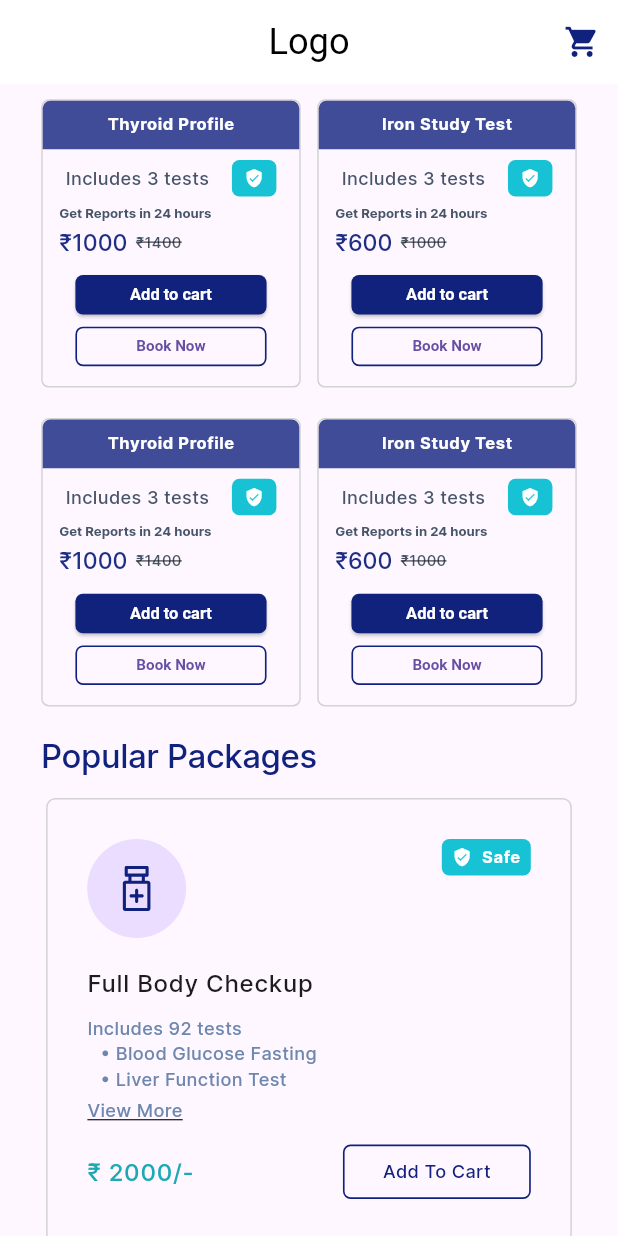
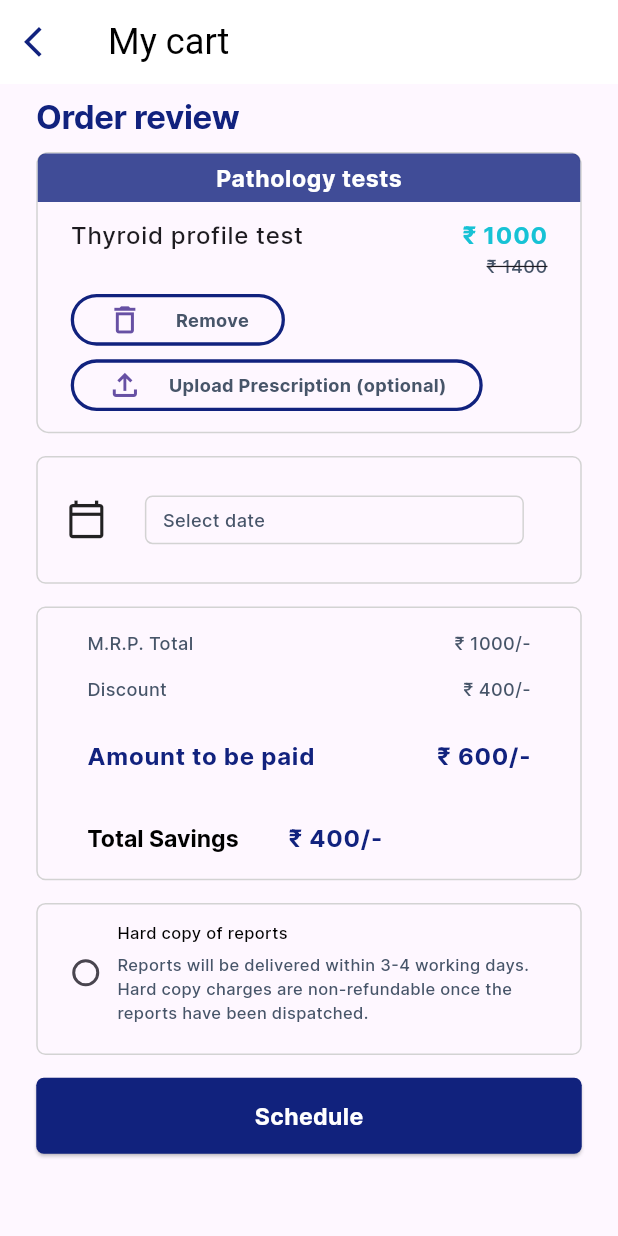
Before and after one commit to Darthwimp/health_test, a Flutter app: the screen it shows after launch, on a phone screen of 412 x 824 dp. Run offline on Flutter 3.47's test engine with Material 3 defaults, Android fonts, the phone set to English and light mode, and no system bars; our stand-ins replace flutter_screenutil, flutter_svg, gap.

Commit message:
:sparkles: Order review page

```diff
--- a/lib/constants/consts.dart
+++ b/lib/constants/consts.dart
@@ -1,26 +1,40 @@
+import 'package:flutter/material.dart';
+import 'package:flutter_screenutil/flutter_screenutil.dart';
+
 List popularTests = [
   {
-    "name":"Thyroid Profile",
+    "name": "Thyroid Profile",
     "number of tests": "4",
     "originalPrice": 1400,
     "offerPrice": 1000,
   },
   {
-    "name":"Iron Study Test",
+    "name": "Iron Study Test",
     "number of tests": "4",
     "originalPrice": 1000,
     "offerPrice": 600,
   },
   {
-    "name":"Thyroid Profile",
+    "name": "Thyroid Profile",
     "number of tests": "4",
     "originalPrice": 1400,
     "offerPrice": 1000,
   },
   {
-    "name":"Iron Study Test",
+    "name": "Iron Study Test",
     "number of tests": "4",
     "originalPrice": 1000,
     "offerPrice": 600,
   },
 ];
+
+BoxDecoration boxDecoration() {
+  return BoxDecoration(
+    borderRadius: BorderRadius.circular(6.r),
+    border: Border.all(
+      color: const Color.fromRGBO(211, 211, 211, 1),
+    ),
+  );
+}
+
+const String hardReport = "Reports will be delivered within 3-4 working days.\nHard copy charges are non-refundable once the \nreports have been dispatched.";
--- a/lib/constants/theme.dart
+++ b/lib/constants/theme.dart
@@ -59,11 +59,11 @@ ThemeData themeData(){
         ),
         side: BorderSide(
           color: const Color(0xfe10217D),
-          width: 1.w,
+          width: 2.w,
         ),
         textStyle: TextStyle(
           fontSize: 10.h,
-          fontWeight: FontWeight.w700,
+          fontWeight: FontWeight.bold,
           color: const Color(0xfe10217D),
         ),
       ),
--- a/lib/main.dart
+++ b/lib/main.dart
@@ -1,7 +1,7 @@
 import 'package:flutter/material.dart';
 import 'package:flutter_screenutil/flutter_screenutil.dart';
 import 'package:health_test/constants/theme.dart';
-import 'package:health_test/screens/home.dart';
+import 'package:health_test/screens/my_cart.dart';
 
 void main(List<String> args) {
   runApp(const MyApp());
@@ -19,7 +19,7 @@ class MyApp extends StatelessWidget {
         home: child,
         theme: themeData(),
       ),
-      child: const HomePage(),
+      child: const MyCartPage(),
     );
   }
 }
--- /dev/null
+++ b/lib/screens/my_cart.dart
@@ -0,0 +1,75 @@
+import 'package:flutter/material.dart';
+import 'package:flutter_screenutil/flutter_screenutil.dart';
+import 'package:gap/gap.dart';
+import 'package:health_test/widgets/amount_card.dart';
+import 'package:health_test/widgets/date_pick.dart';
+import 'package:health_test/widgets/hard_copy.dart';
+import 'package:health_test/widgets/order_review_test_card.dart';
+
+class MyCartPage extends StatelessWidget {
+  const MyCartPage({super.key});
+
+  @override
+  Widget build(BuildContext context) {
+    return Scaffold(
+      appBar: AppBar(
+        title: const Text(
+          'My cart',
+        ),
+        centerTitle: false,
+        leading: IconButton(
+          onPressed: () {
+            Navigator.pop(context);
+          },
+          icon: const Icon(
+            Icons.arrow_back_ios,
+          ),
+        ),
+      ),
+      body: SingleChildScrollView(
+        child: Container(
+          padding: EdgeInsets.symmetric(horizontal: 22.sp),
+          child: Column(
+            crossAxisAlignment: CrossAxisAlignment.start,
+            children: [
+              Gap(10.h),
+              Text(
+                "Order review",
+                style: Theme.of(context).textTheme.displayLarge?.copyWith(
+                    color: const Color(0xfe10217D),
+                    fontWeight: FontWeight.bold),
+              ),
+              Gap(10.h),
+              const OriderReviewCard(
+                  title: "Thyroid profile test",
+                  originalPrice: 1400,
+                  offerPrice: 1000),
+              Gap(15.h),
+              const DatePickCard(),
+              Gap(15.h),
+              const TotalAmountCard(mrp: 1000, discount: 400),
+              Gap(15.h),
+              const HardCopyReport(),
+              Gap(15.h),
+              SizedBox(
+                height: 50.h,
+                width: double.infinity,
+                child: ElevatedButton(
+                  onPressed: () {},
+                  child: Text(
+                    "Schedule",
+                    style: Theme.of(context).textTheme.bodyMedium?.copyWith(
+                          color: Colors.white,
+                          fontSize: 14.sp,
+                          fontWeight: FontWeight.bold,
+                        ),
+                  ),
+                ),
+              )
+            ],
+          ),
+        ),
+      ),
+    );
+  }
+}
--- /dev/null
+++ b/lib/widgets/amount_card.dart
@@ -0,0 +1,94 @@
+import 'package:flutter/material.dart';
+import 'package:flutter_screenutil/flutter_screenutil.dart';
+import 'package:gap/gap.dart';
+import 'package:health_test/constants/consts.dart';
+
+class TotalAmountCard extends StatelessWidget {
+  const TotalAmountCard({
+    super.key,
+    required this.mrp,
+    required this.discount,
+  });
+
+  final int mrp;
+  final int discount;
+
+  @override
+  Widget build(BuildContext context) {
+    return Container(
+      height: 180.h,
+      decoration: boxDecoration(),
+      padding: EdgeInsets.symmetric(horizontal: 30.w),
+      child: Column(
+        children: [
+          Gap(15.h),
+          Row(
+            mainAxisAlignment: MainAxisAlignment.spaceBetween,
+            children: [
+              Text(
+                "M.R.P. Total",
+                style: Theme.of(context).textTheme.bodyMedium,
+              ),
+              Text("₹ $mrp/-",
+                style: Theme.of(context).textTheme.bodyMedium,
+              ),
+            ],
+          ),
+          Gap(13.h),
+          Row(
+            mainAxisAlignment: MainAxisAlignment.spaceBetween,
+            children: [
+              Text(
+                "Discount",
+                style: Theme.of(context).textTheme.bodyMedium,
+              ),
+              Text("₹ $discount/-",
+                style: Theme.of(context).textTheme.bodyMedium,
+              ),
+            ],
+          ),
+          Gap(24.h),
+          Row(
+            mainAxisAlignment: MainAxisAlignment.spaceBetween,
+            children: [
+              Text(
+                "Amount to be paid",
+                style: Theme.of(context).textTheme.bodyLarge?.copyWith(
+                  color: const Color(0xfe10217D),
+                  fontWeight: FontWeight.bold,
+                ),
+              ),
+              Text(
+                "₹ ${mrp - discount}/-",
+                style: Theme.of(context).textTheme.bodyLarge?.copyWith(
+                  color: const Color(0xfe10217D),
+                  fontWeight: FontWeight.bold,
+                ),
+              ),
+            ],
+          ),
+          Gap(30.h),
+          Row(
+            mainAxisAlignment: MainAxisAlignment.start,
+            children: [
+              Text(
+                "Total Savings",
+                style: Theme.of(context).textTheme.displayMedium?.copyWith(
+                      color: Colors.black,
+                      fontWeight: FontWeight.bold,
+                ),
+              ),
+              Gap(30.w),
+              Text("₹ $discount/-",
+                style: Theme.of(context).textTheme.bodyLarge?.copyWith(
+                      color: const Color(0xfe10217D),
+                      fontWeight: FontWeight.bold,
+                    ),
+              ),
+            ],
+          )
+        ],
+      ),
+    );
+  }
+}
--- /dev/null
+++ b/lib/widgets/date_pick.dart
@@ -0,0 +1,53 @@
+import 'package:flutter/material.dart';
+import 'package:flutter_screenutil/flutter_screenutil.dart';
+import 'package:gap/gap.dart';
+
+class DatePickCard extends StatelessWidget {
+  const DatePickCard({super.key});
+
+  @override
+  Widget build(BuildContext context) {
+    return Container(
+      height: 84.h,
+      padding: EdgeInsets.symmetric(horizontal: 17.w),
+      decoration: BoxDecoration(
+        borderRadius: BorderRadius.circular(6.r),
+        border: Border.all(
+          color: const Color.fromRGBO(211, 211, 211, 1),
+        ),
+      ),
+      child: Center(
+        child: Row(
+          children: [
+            Icon(
+              Icons.calendar_today_outlined,
+              size: 25.sp,
+            ),
+            Gap(23.w),
+            Container(
+              height: 32.h,
+              width: 230.sp,
+              padding: EdgeInsets.only(left: 10.w),
+              decoration: BoxDecoration(
+                borderRadius: BorderRadius.circular(5.r),
+                border: Border.all(
+                  color: const Color.fromRGBO(211, 211, 211, 1),
+                ),
+              ),
+              child: Row(
+                mainAxisAlignment: MainAxisAlignment.start,
+                crossAxisAlignment: CrossAxisAlignment.center,
+                children: [
+                  Text(
+                    "Select date",
+                    style: Theme.of(context).textTheme.bodyMedium,
+                  ),
+                ],
+              ),
+            )
+          ],
+        ),
+      ),
+    );
+  }
+}
--- /dev/null
+++ b/lib/widgets/hard_copy.dart
@@ -0,0 +1,50 @@
+import 'package:flutter/material.dart';
+import 'package:flutter_screenutil/flutter_screenutil.dart';
+import 'package:gap/gap.dart';
+import 'package:health_test/constants/consts.dart';
+
+class HardCopyReport extends StatelessWidget {
+  const HardCopyReport({super.key});
+
+  @override
+  Widget build(BuildContext context) {
+    return Container(
+      height: 100.h,
+      decoration: boxDecoration(),
+      padding: EdgeInsets.all(10.sp),
+      child: Column(
+        children: [
+          RadioMenuButton(
+            value: "asdd",
+            groupValue: "asd",
+            onChanged: (_) {
+
+            },
+            child: Column(
+              crossAxisAlignment: CrossAxisAlignment.start,
+              mainAxisAlignment: MainAxisAlignment.spaceBetween,
+              children: [
+                Text(
+                  "Hard copy of reports",
+                  style: Theme.of(context).textTheme.bodyMedium?.copyWith(
+                        fontSize: 10.sp,
+                        color: Colors.black,
+                      ),
+                ),
+                Gap(5.h),
+                Text(
+                  hardReport,
+                  style: Theme.of(context).textTheme.bodyMedium?.copyWith(
+                        fontSize: 10.sp,
+                      ),
+                  softWrap: false,
+                  maxLines: 3,
+                ),
+              ],
+            ),
+          )
+        ],
+      ),
+    );
+  }
+}
--- a/lib/widgets/lab_test_card.dart
+++ b/lib/widgets/lab_test_card.dart
@@ -1,5 +1,3 @@
-import 'dart:math';
-
 import 'package:flutter/material.dart';
 import 'package:flutter_screenutil/flutter_screenutil.dart';
 import 'package:gap/gap.dart';
--- /dev/null
+++ b/lib/widgets/order_review_test_card.dart
@@ -0,0 +1,141 @@
+import 'package:flutter/material.dart';
+import 'package:flutter_screenutil/flutter_screenutil.dart';
+import 'package:gap/gap.dart';
+
+class OriderReviewCard extends StatelessWidget {
+  const OriderReviewCard({
+    super.key,
+    required this.title,
+    required this.originalPrice,
+    required this.offerPrice,
+  });
+
+  final String title;
+  final int originalPrice;
+  final int offerPrice;
+
+  ButtonStyle buttonDesign() {
+    return OutlinedButton.styleFrom(
+      shape: RoundedRectangleBorder(
+        borderRadius: BorderRadius.circular(50.r),
+      ),
+    );
+  }
+
+  @override
+  Widget build(BuildContext context) {
+    return Container(
+      height: 185.h,
+      decoration: BoxDecoration(
+        borderRadius: BorderRadius.circular(8.r),
+        border: Border.all(
+          color: const Color.fromRGBO(211, 211, 211, 1),
+        ),
+      ),
+      child: Column(
+        crossAxisAlignment: CrossAxisAlignment.start,
+        children: [
+          Container(
+            height: 32.h,
+            decoration: BoxDecoration(
+              color: const Color.fromRGBO(16, 33, 125, 0.8),
+              borderRadius: BorderRadius.only(
+                topLeft: Radius.circular(5.r),
+                topRight: Radius.circular(5.r),
+              ),
+            ),
+            child: Center(
+              child: Text("Pathology tests",
+                  style: Theme.of(context).textTheme.bodySmall?.copyWith(fontSize: 14.sp)),
+            ),
+          ),
+          Gap(10.h),
+          Container(
+            padding: EdgeInsets.symmetric(horizontal: 20.w),
+            child: Column(
+              crossAxisAlignment: CrossAxisAlignment.start,
+              children: [
+                Row(
+                  mainAxisAlignment: MainAxisAlignment.spaceBetween,
+                  crossAxisAlignment: CrossAxisAlignment.start,
+                  children: [
+                    Text(title, style: Theme.of(context).textTheme.bodyLarge),
+                    Column(
+                      crossAxisAlignment: CrossAxisAlignment.end,
+                      children: [
+                        Text("₹ $offerPrice",
+                            style:
+                                Theme.of(context).textTheme.bodyLarge?.copyWith(
+                                      color: const Color(0xfe16C2D5),
+                                      fontWeight: FontWeight.bold,
+                                    )),
+                        Text(
+                          "₹ $originalPrice",
+                          style: Theme.of(context)
+                              .textTheme
+                              .bodyMedium
+                              ?.copyWith(
+                                  decoration: TextDecoration.lineThrough),
+                        ),
+                        Gap(10.h),
+                      ],
+                    )
+                  ],
+                ),
+                SizedBox(
+                  height: 34.h,
+                  width: 130.w,
+                  child: OutlinedButton(
+                    onPressed: () {},
+                    style: buttonDesign(),
+                    child: Row(
+                      mainAxisAlignment: MainAxisAlignment.spaceBetween,
+                      children: [
+                        Icon(
+                          Icons.delete_outline,
+                          size: 22.sp,
+                        ),
+                        Text(
+                          "Remove",
+                          style: Theme.of(context)
+                              .textTheme
+                              .bodyMedium
+                              ?.copyWith(fontWeight: FontWeight.bold),
+                        )
+                      ],
+                    ),
+                  ),
+                ),
+                Gap(9.h),
+                SizedBox(
+                  height: 34.h,
+                  width: 250.w,
+                  child: OutlinedButton(
+                    onPressed: () {},
+                    style: buttonDesign(),
+                    child: Row(
+                      mainAxisAlignment: MainAxisAlignment.spaceBetween,
+                      children: [
+                        Icon(
+                          Icons.file_upload_outlined,
+                          size: 22.sp,
+                        ),
+                        Text(
+                          "Upload Prescription (optional)",
+                          style: Theme.of(context)
+                              .textTheme
+                              .bodyMedium
+                              ?.copyWith(fontWeight: FontWeight.bold),
+                        )
+                      ],
+                    ),
+                  ),
+                )
+              ],
+            ),
+          )
+        ],
+      ),
+    );
+  }
+}
```
